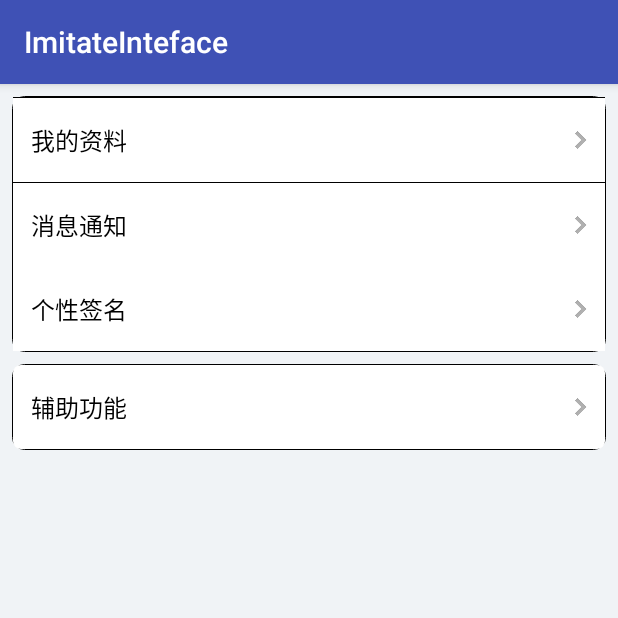
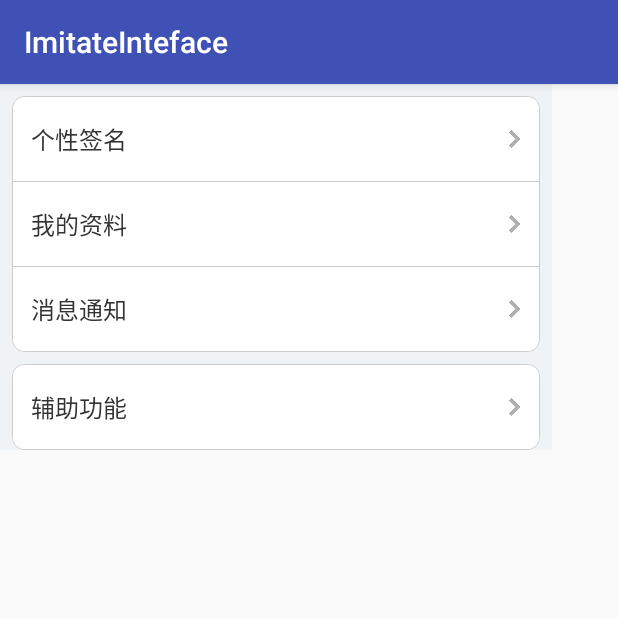
Before and after one commit to MeDeity/ImitateInteface, an Android app: the screen it shows after launch (MainActivity), on a phone screen of 412 x 824 dp, the top half of it. Run offline under Robolectric (Android 15) with nearby library versions, the phone set to English and light mode, and no system bars.

Commit message:
(+)常见用户设置界面 模板 优化

```diff
--- a/app/src/main/res/drawable/bg_layout_shape.xml
+++ b/app/src/main/res/drawable/bg_layout_shape.xml
@@ -1,7 +1,6 @@
 <?xml version="1.0" encoding="utf-8"?>
 <shape xmlns:android="http://schemas.android.com/apk/res/android" >
-    <corners android:topRightRadius="8dp" android:topLeftRadius="8dp"/>
-    <corners android:radius="8dp"/>
+    <corners android:radius="@dimen/radius_size"/>
     <solid android:color="@android:color/white"/>
-    <stroke android:width="1px" android:color="@android:color/black"/>
+    <stroke android:width="1px" android:color="@color/border_color"/>
 </shape>
--- a/app/src/main/res/drawable/bottom_select.xml
+++ b/app/src/main/res/drawable/bottom_select.xml
@@ -1,5 +1,5 @@
 <?xml version="1.0" encoding="utf-8"?>
 <shape xmlns:android="http://schemas.android.com/apk/res/android">
-    <corners android:bottomLeftRadius="5dp" android:bottomRightRadius="5dp"/>
+    <corners android:bottomLeftRadius="@dimen/radius_size" android:bottomRightRadius="@dimen/radius_size"/>
     <solid android:color="@android:color/holo_blue_light"/>
 </shape>
--- a/app/src/main/res/drawable/bottom_unselect.xml
+++ b/app/src/main/res/drawable/bottom_unselect.xml
@@ -1,5 +1,5 @@
 <?xml version="1.0" encoding="utf-8"?>
 <shape xmlns:android="http://schemas.android.com/apk/res/android">
-    <corners android:bottomLeftRadius="5dp" android:bottomRightRadius="5dp"/>
+    <corners android:bottomLeftRadius="@dimen/radius_size" android:bottomRightRadius="@dimen/radius_size"/>
     <solid android:color="@android:color/white"/>
 </shape>
--- a/app/src/main/res/drawable/single_select.xml
+++ b/app/src/main/res/drawable/single_select.xml
@@ -1,5 +1,5 @@
 <?xml version="1.0" encoding="utf-8"?>
 <shape xmlns:android="http://schemas.android.com/apk/res/android">
-    <corners android:radius="5dp"/>
+    <corners android:radius="@dimen/radius_size"/>
     <solid android:color="@android:color/holo_blue_light"/>
 </shape>
--- a/app/src/main/res/drawable/single_unselect.xml
+++ b/app/src/main/res/drawable/single_unselect.xml
@@ -1,5 +1,5 @@
 <?xml version="1.0" encoding="utf-8"?>
 <shape xmlns:android="http://schemas.android.com/apk/res/android">
-    <corners android:radius="5dp"/>
+    <corners android:radius="@dimen/radius_size"/>
     <solid android:color="@android:color/white"/>
 </shape>
--- a/app/src/main/res/drawable/top_select.xml
+++ b/app/src/main/res/drawable/top_select.xml
@@ -1,5 +1,5 @@
 <?xml version="1.0" encoding="utf-8"?>
 <shape xmlns:android="http://schemas.android.com/apk/res/android">
-    <corners android:topLeftRadius="5dp" android:topRightRadius="5dp"/>
+    <corners android:topLeftRadius="@dimen/radius_size" android:topRightRadius="@dimen/radius_size"/>
     <solid android:color="@android:color/holo_blue_light"/>
 </shape>
--- a/app/src/main/res/drawable/top_unselect.xml
+++ b/app/src/main/res/drawable/top_unselect.xml
@@ -1,5 +1,5 @@
 <?xml version="1.0" encoding="utf-8"?>
 <shape xmlns:android="http://schemas.android.com/apk/res/android">
-    <corners android:topLeftRadius="5dp" android:topRightRadius="5dp"/>
+    <corners android:topLeftRadius="@dimen/radius_size" android:topRightRadius="@dimen/radius_size"/>
     <solid android:color="@android:color/white"/>
 </shape>
--- a/app/src/main/res/layout/activity_main.xml
+++ b/app/src/main/res/layout/activity_main.xml
@@ -6,6 +6,10 @@
     android:layout_height="match_parent"
     tools:context="com.deity.imitateinteface.MainActivity">
 
-    <include layout="@layout/fragment_personal" />
+    <include layout="@layout/fragment_personal"
+        android:layout_width="368dp"
+        android:layout_height="0dp"
+        tools:layout_editor_absoluteY="0dp"
+        tools:layout_editor_absoluteX="8dp" />
 
 </android.support.constraint.ConstraintLayout>
--- a/app/src/main/res/layout/fragment_personal.xml
+++ b/app/src/main/res/layout/fragment_personal.xml
@@ -8,7 +8,14 @@
 
     <LinearLayout style="@style/wrap_layout">
         <!-- 上圆角-->
+        <LinearLayout style="@style/top_layout">
 
+            <TextView
+                style="@style/usertext"
+                android:text="个性签名" />
+
+            <ImageView style="@style/img_arrow" />
+        </LinearLayout>
         <!-- 分割线 -->
         <View style="@style/bg_line" />
         <!-- 无圆角-->
@@ -32,15 +39,6 @@
             <ImageView style="@style/img_arrow" />
         </LinearLayout>
 
-        <LinearLayout style="@style/top_layout">
-
-            <TextView
-                style="@style/usertext"
-                android:text="个性签名" />
-
-            <ImageView style="@style/img_arrow" />
-        </LinearLayout>
-
     </LinearLayout>
 
 
--- a/app/src/main/res/values/colors.xml
+++ b/app/src/main/res/values/colors.xml
@@ -3,4 +3,8 @@
     <color name="colorPrimary">#3F51B5</color>
     <color name="colorPrimaryDark">#303F9F</color>
     <color name="colorAccent">#FF4081</color>
+
+    <!-- 描边颜色 -->
+    <color name="border_color">#ccc</color>
+    <color name="text_color">#333</color>
 </resources>
--- /dev/null
+++ b/app/src/main/res/values/dimens.xml
@@ -0,0 +1,4 @@
+<?xml version="1.0" encoding="utf-8"?>
+<resources>
+    <dimen name="radius_size">8dp</dimen>
+</resources>
--- a/app/src/main/res/values/styles.xml
+++ b/app/src/main/res/values/styles.xml
@@ -23,7 +23,7 @@
     <!-- textview样式 -->
     <style name="usertext">
         <item name="android:textSize">16dp</item>
-        <item name="android:textColor">@android:color/black</item>
+        <item name="android:textColor">@color/text_color</item>
         <item name="android:layout_width">wrap_content</item>
         <item name="android:layout_height">wrap_content</item>
         <item name="android:layout_weight">1</item>
@@ -42,7 +42,7 @@
     <style name="bg_line">
         <item name="android:layout_width">match_parent</item>
         <item name="android:layout_height">1px</item>
-        <item name="android:background">@android:color/black</item>
+        <item name="android:background">@color/border_color</item>
     </style>
 
     控件样式
```
